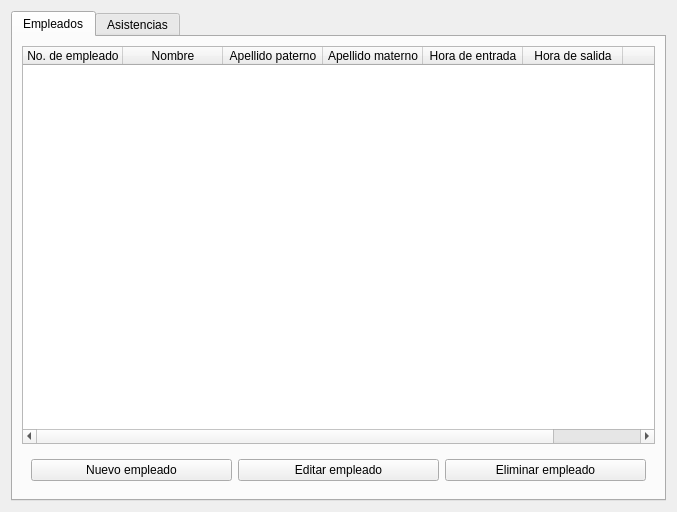
This is ui/VentanaAdministrador.ui in kevin-luna/AsistenciaEmpleados as Qt 5 draws it before an edit. The edited form follows.
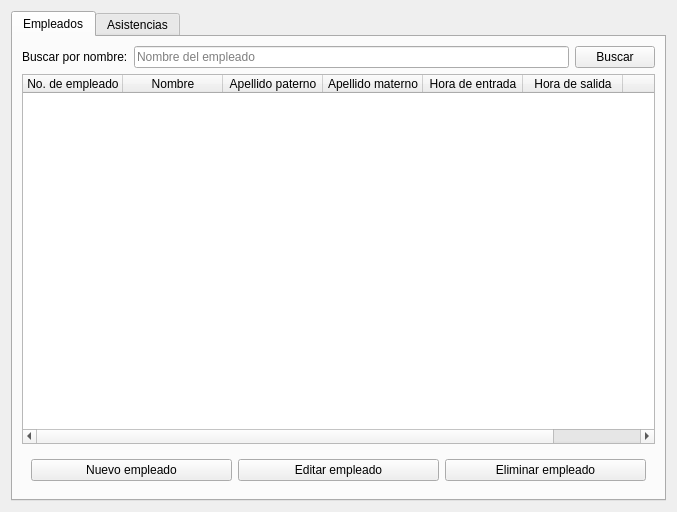
This is the edited form.

Commit message: Cambios en la vista de administrador, pendientes por aprobar.

What changed in the file:
```diff
--- a/ui/VentanaAdministrador.ui
+++ b/ui/VentanaAdministrador.ui
@@ -29,8 +29,29 @@
       <attribute name="title">
        <string>Empleados</string>
       </attribute>
-      <layout class="QVBoxLayout" name="verticalLayout">
-       <item>
+      <layout class="QGridLayout" name="gridLayout_3">
+       <item row="0" column="1">
+        <widget class="QLineEdit" name="lineEdit">
+         <property name="placeholderText">
+          <string>Nombre del empleado</string>
+         </property>
+        </widget>
+       </item>
+       <item row="0" column="2">
+        <widget class="QPushButton" name="pushButton">
+         <property name="text">
+          <string>Buscar</string>
+         </property>
+        </widget>
+       </item>
+       <item row="0" column="0">
+        <widget class="QLabel" name="label">
+         <property name="text">
+          <string>Buscar por nombre:</string>
+         </property>
+        </widget>
+       </item>
+       <item row="1" column="0" colspan="3">
         <widget class="QTableWidget" name="tablaEmpleados">
          <column>
           <property name="text">
@@ -69,7 +90,7 @@
          </column>
         </widget>
        </item>
-       <item>
+       <item row="2" column="0" colspan="3">
         <widget class="QWidget" name="panelSur" native="true">
          <layout class="QHBoxLayout" name="horizontalLayout">
           <item>
```
